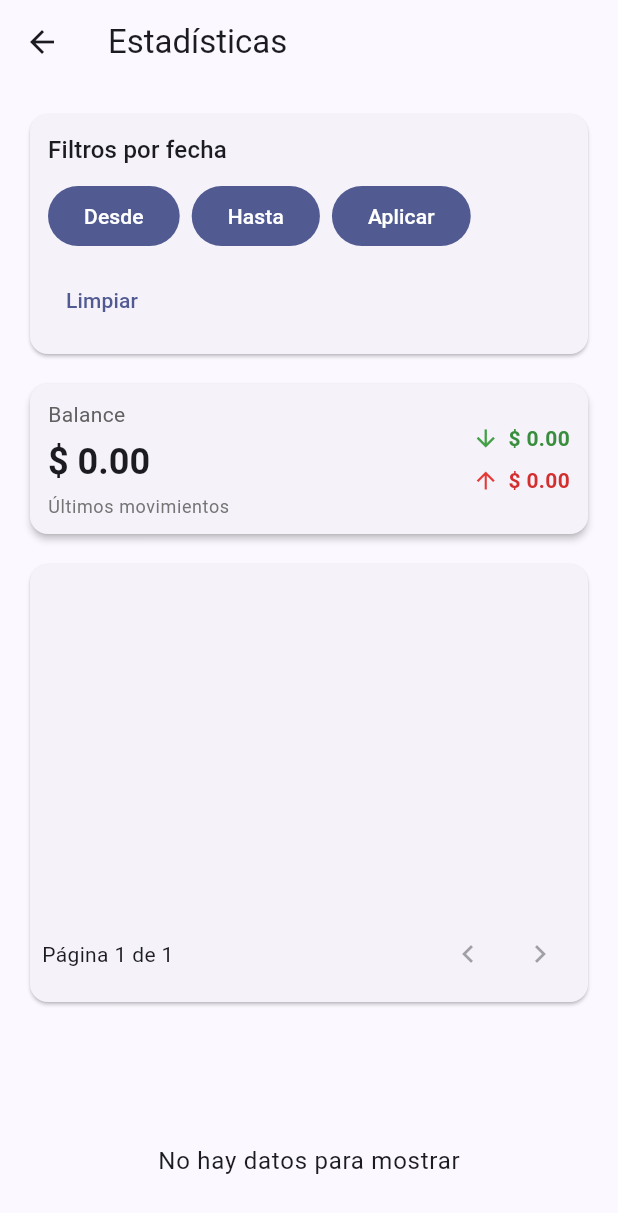
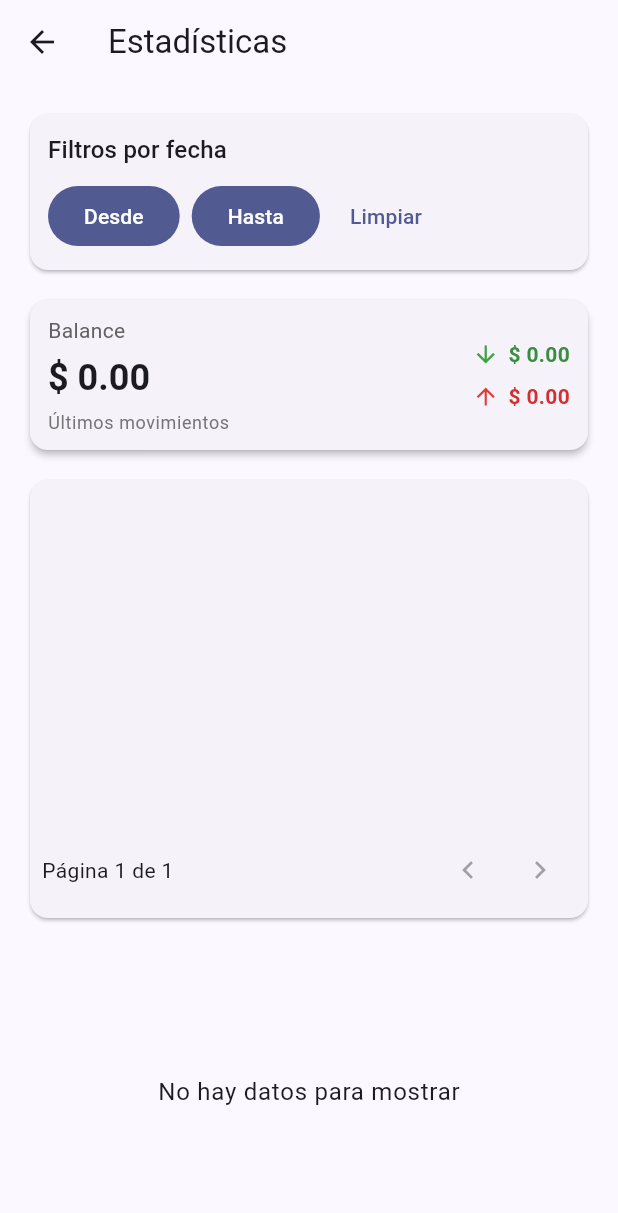
Before and after one commit to oscarortiz1/prueba_itau, a Flutter app: the screen it shows after launch, after a tap on "Ingresar", after a tap on "Crear cuenta", after a tap on "Ver estadísticas", on a phone screen of 412 x 824 dp. Shown: the top 1213 px of the screen. Run offline on Flutter 3.47's test engine with Material 3 defaults, Android fonts, the phone set to English and light mode, and no system bars; our stand-ins replace bloc, equatable, flutter_bloc, get_it, go_router, shared_preferences; accounts and stored records are empty.

Commit message:
refactor(statistics): improve pagination and layout handling in StatisticsPage

```diff
--- a/lib/src/features/statistics/presentation/pages/statistics_page.dart
+++ b/lib/src/features/statistics/presentation/pages/statistics_page.dart
@@ -34,7 +34,8 @@ class _StatisticsView extends StatefulWidget {
 }
 
 class _StatisticsViewState extends State<_StatisticsView> {
-  static const int _txPageSize = 4;
+  static const int _mobilePageSize = 4;
+  static const int _webPageSize = 10;
 
   @override
   Widget build(BuildContext context) {
@@ -45,15 +46,16 @@ class _StatisticsViewState extends State<_StatisticsView> {
       body: LayoutBuilder(
         builder: (context, constraints) {
           final isWide = constraints.maxWidth >= 900;
+          final pageSize = isWide ? _webPageSize : _mobilePageSize;
           return Padding(
             padding: const EdgeInsets.all(16.0),
             child: isWide
                 ? Row(
                     crossAxisAlignment: CrossAxisAlignment.start,
                     children: [
-                      Expanded(flex: 2, child: _leftColumn(theme)),
+                      Expanded(flex: 2, child: _leftColumn(theme, includeTransactionsList: false, chartSize: 220)),
                       const SizedBox(width: 20),
-                      Expanded(flex: 3, child: _rightColumn(theme)),
+                      Expanded(flex: 3, child: _rightColumn(theme, pageSize: pageSize)),
                     ],
                   )
                 : Column(
@@ -63,7 +65,7 @@ class _StatisticsViewState extends State<_StatisticsView> {
                       const SizedBox(height: 12),
                       _balanceCard(),
                       const SizedBox(height: 12),
-                      Expanded(child: SingleChildScrollView(child: _chartAndTransactionsMobile(theme))),
+                      Expanded(child: SingleChildScrollView(child: _chartAndTransactionsMobile(theme, pageSize: pageSize))),
                     ],
                   ),
           );
@@ -120,17 +122,42 @@ class _StatisticsViewState extends State<_StatisticsView> {
     });
   }
 
-  Widget _chartAndTransactionsMobile(ThemeData theme) {
+  Widget _chartAndTransactionsMobile(ThemeData theme, {required int pageSize}) {
     return Column(
       children: [
-        SizedBox(height: 300, child: Card(child: Padding(padding: const EdgeInsets.all(8.0), child: _transactionsListPanel()))),
+        SizedBox(
+          height: 300,
+          child: Card(
+            child: Padding(
+              padding: const EdgeInsets.all(8.0),
+              child: _transactionsListPanel(pageSize),
+            ),
+          ),
+        ),
         const SizedBox(height: 12),
         SizedBox(
-          height: 180,
-          child: BlocBuilder<StatisticsBloc, StatisticsState>(builder: (context, state) {
-            if (state.totalIncomes == 0 && state.totalExpenses == 0) return Center(child: Text('No hay datos para mostrar', style: theme.textTheme.bodyLarge));
-            return Center(child: _IncomeExpensePieChart(incomes: state.totalIncomes, expenses: state.totalExpenses, size: 140));
-          }),
+          height: 200,
+          child: LayoutBuilder(
+            builder: (context, constraints) {
+              final usableHeight = constraints.maxHeight.isFinite ? constraints.maxHeight : 160.0;
+              final usableWidth = constraints.maxWidth.isFinite ? constraints.maxWidth : 160.0;
+              final chartSide = math.max(0.0, math.min(160.0, math.min(usableHeight, usableWidth)));
+              return BlocBuilder<StatisticsBloc, StatisticsState>(
+                builder: (context, state) {
+                  if (state.totalIncomes == 0 && state.totalExpenses == 0) {
+                    return Center(child: Text('No hay datos para mostrar', style: theme.textTheme.bodyLarge));
+                  }
+                  return Center(
+                    child: _IncomeExpensePieChart(
+                      incomes: state.totalIncomes,
+                      expenses: state.totalExpenses,
+                      size: chartSide,
+                    ),
+                  );
+                },
+              );
+            },
+          ),
         ),
       ],
     );
@@ -138,25 +165,40 @@ class _StatisticsViewState extends State<_StatisticsView> {
 
 
 
-  Widget _leftColumn(ThemeData theme) {
+  Widget _leftColumn(ThemeData theme, {required bool includeTransactionsList, required double chartSize}) {
     return Column(
       crossAxisAlignment: CrossAxisAlignment.stretch,
       children: [
         _filtersCard(theme),
         const SizedBox(height: 12),
         _balanceCard(),
-        const SizedBox(height: 12),
-        SizedBox(height: 300, child: Card(child: Padding(padding: const EdgeInsets.all(8.0), child: _transactionsListPanel()))),
+        if (includeTransactionsList) ...[
+          const SizedBox(height: 12),
+          SizedBox(height: 300, child: Card(child: Padding(padding: const EdgeInsets.all(8.0), child: _transactionsListPanel(_mobilePageSize)))),
+        ],
         const SizedBox(height: 12),
         Expanded(
           child: Padding(
             padding: const EdgeInsets.all(8.0),
-            child: BlocBuilder<StatisticsBloc, StatisticsState>(
-              builder: (context, state) {
-                if (state.totalIncomes == 0 && state.totalExpenses == 0) {
-                  return Center(child: Text('No hay datos para mostrar', style: theme.textTheme.bodyLarge));
-                }
-                return Center(child: _IncomeExpensePieChart(incomes: state.totalIncomes, expenses: state.totalExpenses, size: 140));
+            child: LayoutBuilder(
+              builder: (context, constraints) {
+                final usableHeight = constraints.maxHeight.isFinite ? constraints.maxHeight : chartSize;
+                final usableWidth = constraints.maxWidth.isFinite ? constraints.maxWidth : chartSize;
+                final chartSide = math.max(0.0, math.min(chartSize, math.min(usableHeight, usableWidth)));
+                return BlocBuilder<StatisticsBloc, StatisticsState>(
+                  builder: (context, state) {
+                    if (state.totalIncomes == 0 && state.totalExpenses == 0) {
+                      return Center(child: Text('No hay datos para mostrar', style: theme.textTheme.bodyLarge));
+                    }
+                    return Center(
+                      child: _IncomeExpensePieChart(
+                        incomes: state.totalIncomes,
+                        expenses: state.totalExpenses,
+                        size: chartSide,
+                      ),
+                    );
+                  },
+                );
               },
             ),
           ),
@@ -165,7 +207,7 @@ class _StatisticsViewState extends State<_StatisticsView> {
     );
   }
 
-  Widget _rightColumn(ThemeData theme) {
+  Widget _rightColumn(ThemeData theme, {required int pageSize}) {
     return Card(
       child: Padding(
         padding: const EdgeInsets.all(12.0),
@@ -174,7 +216,7 @@ class _StatisticsViewState extends State<_StatisticsView> {
           children: [
             Text('Movimientos', style: theme.textTheme.titleMedium),
             const SizedBox(height: 8),
-            Expanded(child: _transactionsListPanel()),
+            Expanded(child: _transactionsListPanel(pageSize)),
           ],
         ),
       ),
@@ -249,20 +291,6 @@ class _StatisticsViewState extends State<_StatisticsView> {
                     child: Text(state.endDate == null ? 'Hasta' : _formatDate(state.endDate!)),
                   );
                 }),
-                FilledButton(
-                  onPressed: () {
-                    final bloc = context.read<StatisticsBloc>();
-                    final current = bloc.state;
-                    final st = current.startDate;
-                    final en = current.endDate;
-                    if (st != null && en != null && st.isAfter(en)) {
-                      _showValidationError(context, 'Rango de fechas inválido. Ajusta las fechas antes de aplicar.');
-                      return;
-                    }
-                    bloc.add(UpdateFilters(startDate: st, endDate: en));
-                  },
-                  child: const Text('Aplicar'),
-                ),
                 TextButton(
                   onPressed: () {
                     context.read<StatisticsBloc>().add(UpdateFilters(startDate: null, endDate: null));
@@ -277,7 +305,7 @@ class _StatisticsViewState extends State<_StatisticsView> {
     );
   }
 
-  Widget _transactionsListPanel() {
+  Widget _transactionsListPanel(int pageSize) {
     return BlocBuilder<StatisticsBloc, StatisticsState>(builder: (context, sstate) {
       final txState = context.read<TransactionsBloc>().state;
       final all = txState.transactions;
@@ -290,13 +318,13 @@ class _StatisticsViewState extends State<_StatisticsView> {
       }).toList();
 
   final total = filtered.length;
-  final totalPages = total == 0 ? 1 : ((total - 1) ~/ _txPageSize) + 1;
+  final totalPages = total == 0 ? 1 : ((total - 1) ~/ pageSize) + 1;
   final currentPage = sstate.txPage;
   final maxPageIndex = totalPages - 1;
   final currentPageSafe = total == 0 ? 0 : currentPage.clamp(0, maxPageIndex);
 
-  final start = currentPageSafe * _txPageSize;
-  final end = math.min(start + _txPageSize, filtered.length);
+  final start = currentPageSafe * pageSize;
+  final end = math.min(start + pageSize, filtered.length);
       final pageItems = filtered.sublist(start, end);
 
       return Column(
```
